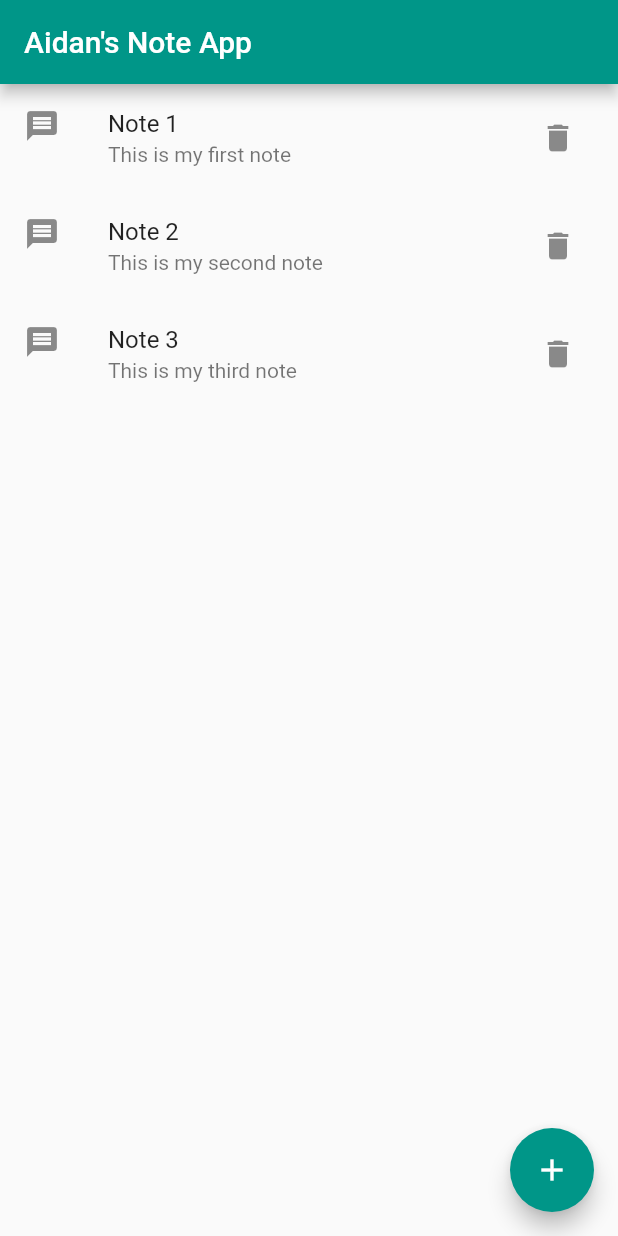
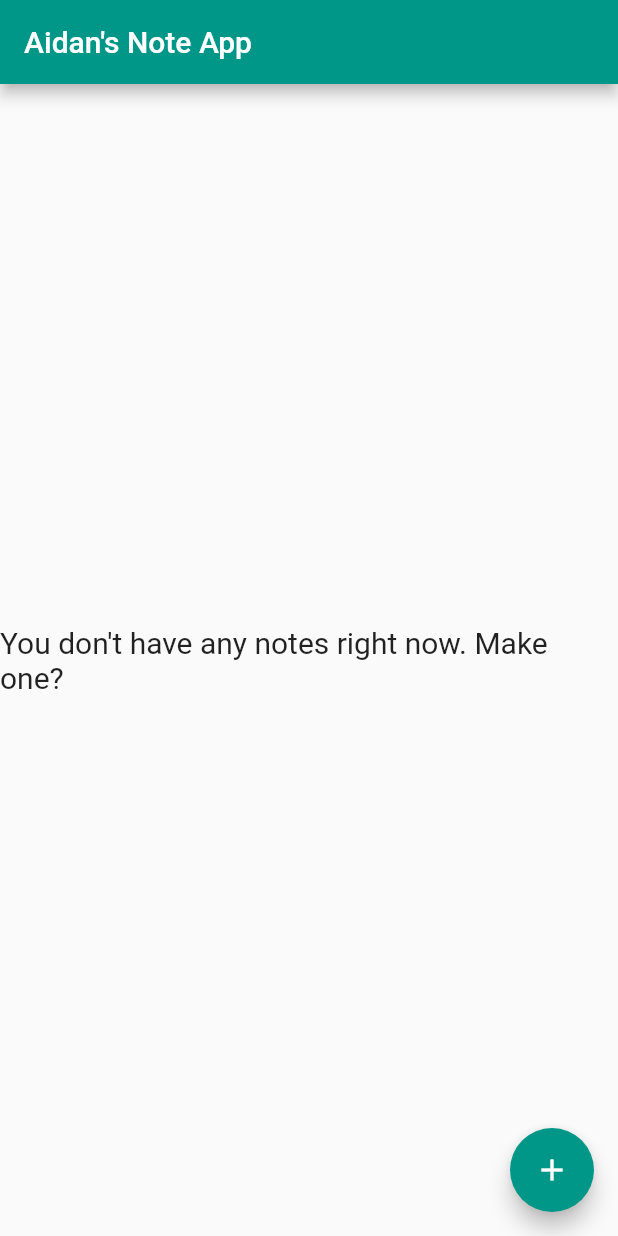
Before and after one commit to AidansCode/NotesApp, a Flutter app: the screen it shows after launch, on a phone screen of 412 x 824 dp. Run offline on Flutter 3.47's test engine with Material 2 defaults, Android fonts, the phone set to English and light mode, and no system bars; our stand-ins replace sqflite; accounts and stored records are empty.

Commit message:
Removed placeholder data, index now shows list of saved notes, added ability to create and remove notes

```diff
--- a/lib/controllers/home_controller.dart
+++ b/lib/controllers/home_controller.dart
@@ -1,6 +1,9 @@
 import 'package:flutter/material.dart';
 
 import 'package:notes_app/controllers/note_controller.dart';
+import 'package:notes_app/models/note.dart';
+import 'package:notes_app/utils/database_helper.dart';
+import 'package:notes_app/widgets/back_home_button.dart';
 
 class HomeController extends StatefulWidget {
 
@@ -14,9 +17,14 @@ class HomeController extends StatefulWidget {
 class HomeControllerState extends State<HomeController> {
 
   static HomeControllerState instance;
+  List<Note> _notes;
+  DatabaseHelper _databaseHelper;
 
   Widget _currentPage, _fab;
   bool _isHome;
+
+  List<Note> get notes => _notes;
+  DatabaseHelper get databaseHelper => _databaseHelper;
 
   static HomeControllerState getInstance() {
     return instance;
@@ -30,13 +38,27 @@ class HomeControllerState extends State<HomeController> {
     });
   }
 
+  void addNote(Note note) {
+    _notes.add(note);
+  }
+
+  void removeNote(int id) {
+    setState(() {
+      _notes.removeWhere((note) => note.id == id);
+    });
+  }
+
   @override
   void initState() {
     super.initState();
 
     instance = this;
-
-    NoteController.index();
+    _databaseHelper = DatabaseHelper();
+    Future<List<Note>> futureNotes = _databaseHelper.getNotesList();
+    futureNotes.then((noteList) {
+      _notes = noteList;
+      NoteController.index();
+    });
   }
 
   @override
@@ -44,7 +66,7 @@ class HomeControllerState extends State<HomeController> {
     return Scaffold(
       appBar: AppBar(
         title: Text('Aidan\'s Note App'),
-        leading: _isHome ? null : NoteController.getBackButton()
+        leading: _isHome == null || _isHome == true ? null : BackHomeButton()
       ),
       body: _currentPage,
       floatingActionButton: _fab,
--- a/lib/controllers/note_controller.dart
+++ b/lib/controllers/note_controller.dart
@@ -1,34 +1,15 @@
-import 'package:flutter/material.dart';
-
 import 'home_controller.dart';
 import 'package:notes_app/pages/note/index.dart';
 import 'package:notes_app/pages/note/show.dart';
 import 'package:notes_app/pages/note/create.dart';
+import 'package:notes_app/widgets/create_note_fab.dart';
 
 class NoteController {
-
-  static Widget getCreateFAB() {
-    return FloatingActionButton(
-      tooltip: 'Create Note',
-      child: Icon(Icons.add),
-      backgroundColor: Colors.teal,
-      onPressed: () {
-        NoteController.create();
-      },
-    );
-  }
-
-  static Widget getBackButton() {
-    return IconButton(
-      icon: Icon(Icons.arrow_back),
-      onPressed: () => index(),
-    );
-  }
 
   static void index() {
     HomeControllerState.getInstance().setCurrentPage(
         NoteIndex(),
-        fab: getCreateFAB()
+        fab: CreateNoteFAB()
     );
   }
 
@@ -46,12 +27,17 @@ class NoteController {
     );
   }
 
-  static void edit(int index, String name, String note) {
+  static void edit(int id, String name, String note) {
     //todo
   }
 
-  static void destroy(int index) {
-    //todo
+  static void destroy(int id) {
+    print('Received request to destroy $id');
+    HomeControllerState instance = HomeControllerState.getInstance();
+    instance.databaseHelper.deleteNote(id);
+    print('Deleted $id from database...');
+    instance.removeNote(id);
+    print('Removed $id from cache');
   }
 
 }
--- a/lib/models/note.dart
+++ b/lib/models/note.dart
@@ -7,6 +7,7 @@ class Note {
   Note.withID(this._id, this._name, this._note, this._created_at, this._updated_at);
 
   int get id => _id;
+  set id(int id) => _id = id;
 
   String get name => _name;
   set name(String name) => _name = name;
--- a/lib/pages/note/index.dart
+++ b/lib/pages/note/index.dart
@@ -1,6 +1,9 @@
 import 'package:flutter/material.dart';
 
+import 'package:notes_app/controllers/home_controller.dart';
 import 'package:notes_app/controllers/note_controller.dart';
+import 'package:notes_app/models/note.dart';
+import 'package:notes_app/widgets/note_list_tile.dart';
 
 class NoteIndex extends StatefulWidget {
 
@@ -13,33 +16,67 @@ class NoteIndex extends StatefulWidget {
 
 class _NoteIndexState extends State<NoteIndex> {
 
-  Map<String, String> notes = {
-    "Note 1": "This is my first note",
-    "Note 2": "This is my second note",
-    "Note 3": "This is my third note"
-  };
+  List<Note> _notes;
+  List<NoteListTile> _noteListTiles;
 
   @override
-  Widget build(BuildContext context) {
-    return ListView.builder(
-        itemCount: notes.length,
-        itemBuilder: (BuildContext context, int index) {
-          return ListTile(
+  void initState() {
+    super.initState();
+
+    _notes = HomeControllerState.getInstance().notes;
+    _noteListTiles = getNoteListTiles();
+  }
+
+  List<NoteListTile> getNoteListTiles() {
+    List<NoteListTile> result = List<NoteListTile>();
+
+    _notes.forEach((note) {
+      result.add(
+        NoteListTile(
+          id: note.id,
+          listTile: ListTile(
             leading: Icon(Icons.message),
             trailing: IconButton(
                 icon: Icon(Icons.delete),
                 onPressed: () {
-                  NoteController.destroy(index);
+                  print('Requesting destruction of ${note.id}...');
+                  NoteController.destroy(note.id);
+
+                  print('Removing ${note.id} from list...');
+                  setState(() {
+                    _noteListTiles.removeWhere((tile) => tile.getID() == note.id);
+                  });
+                  print('Removed ${note.id} from list!');
                 }
             ),
-            title: Text(notes.keys.elementAt(index)),
-            subtitle: Text(notes.values.elementAt(index)),
+            title: Text(note.name),
+            subtitle: Text(note.note),
             onTap: () {
-              NoteController.show(index);
+              NoteController.show(note.id);
             },
-          );
-        }
-    );
+          ),
+        )
+      );
+    });
+
+    return result;
+  }
+
+  @override
+  Widget build(BuildContext context) {
+    if (_notes == null || _notes.length == 0)
+      return Center(
+        child: Text(
+          'You don\'t have any notes right now. Make one?',
+          style: TextStyle(
+            fontSize: 20
+          ),
+        ),
+      );
+    else
+      return ListView(
+        children: _noteListTiles,
+      );
   }
 
 }
--- /dev/null
+++ b/lib/widgets/create_note_fab.dart
@@ -0,0 +1,19 @@
+import 'package:flutter/material.dart';
+
+import 'package:notes_app/controllers/note_controller.dart';
+
+class CreateNoteFAB extends StatelessWidget {
+
+  @override
+  Widget build(BuildContext context) {
+    return FloatingActionButton(
+      tooltip: 'Create Note',
+      child: Icon(Icons.add),
+      backgroundColor: Colors.teal,
+      onPressed: () {
+        NoteController.create();
+      },
+    );
+  }
+
+}
```
Also changed, not shown: lib/pages/note/create.dart (+38 -4 lines), lib/utils/database_helper.dart (+11 -0 lines), lib/widgets/back_home_button.dart (added, +15 -0 lines), lib/widgets/note_list_tile.dart (added, +19 -0 lines).
